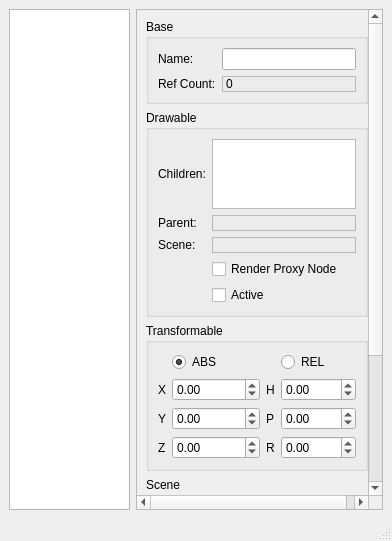
delta3d/delta3d, file delta3d/src/dtInspectorQt/dtinspectorqt.ui: the form before one commit.
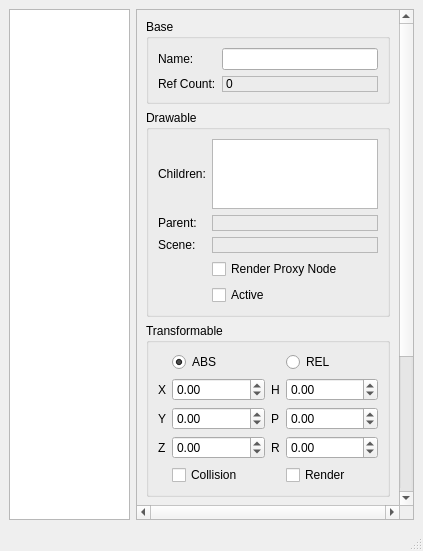
The form after the commit.

Commit message: Added some collision detection UI controls for dtInspectorQt Transformable panel.

Patch:
```diff
--- a/delta3d/src/dtInspectorQt/dtinspectorqt.ui
+++ b/delta3d/src/dtInspectorQt/dtinspectorqt.ui
@@ -5,8 +5,8 @@
    <rect>
     <x>0</x>
     <y>0</y>
-    <width>392</width>
-    <height>541</height>
+    <width>423</width>
+    <height>551</height>
    </rect>
   </property>
   <property name="sizePolicy" >
@@ -54,9 +54,9 @@
        <property name="geometry" >
         <rect>
          <x>0</x>
-         <y>0</y>
-         <width>229</width>
-         <height>606</height>
+         <y>-113</y>
+         <width>260</width>
+         <height>630</height>
         </rect>
        </property>
        <layout class="QVBoxLayout" name="verticalLayout_4" >
@@ -360,6 +360,26 @@
              </property>
             </widget>
            </item>
+           <item row="8" column="1" >
+            <widget class="QCheckBox" name="transCollisionToggle" >
+             <property name="toolTip" >
+              <string>Enable Collision Detection</string>
+             </property>
+             <property name="text" >
+              <string>Collision</string>
+             </property>
+            </widget>
+           </item>
+           <item row="8" column="4" >
+            <widget class="QCheckBox" name="transRenderToggle" >
+             <property name="toolTip" >
+              <string>Render the assigned collision shape</string>
+             </property>
+             <property name="text" >
+              <string>Render</string>
+             </property>
+            </widget>
+           </item>
           </layout>
          </widget>
         </item>
```
Left out of the diff: 18 changed lines with no effect on the pictures. The commit also changes 2 other files.
